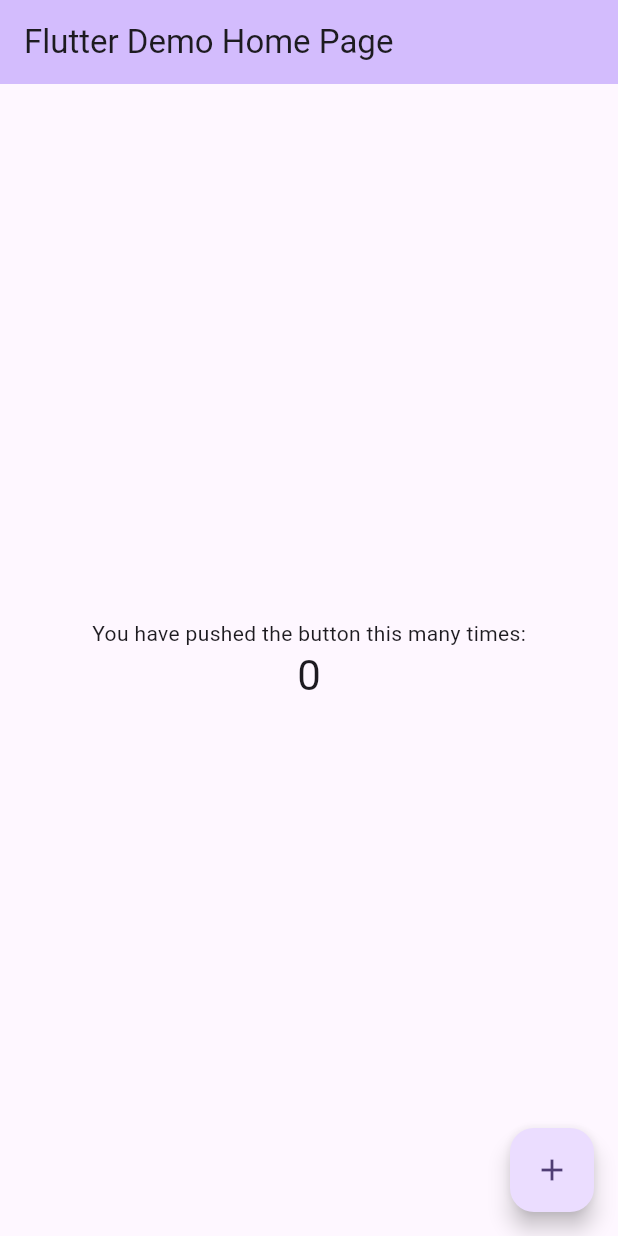
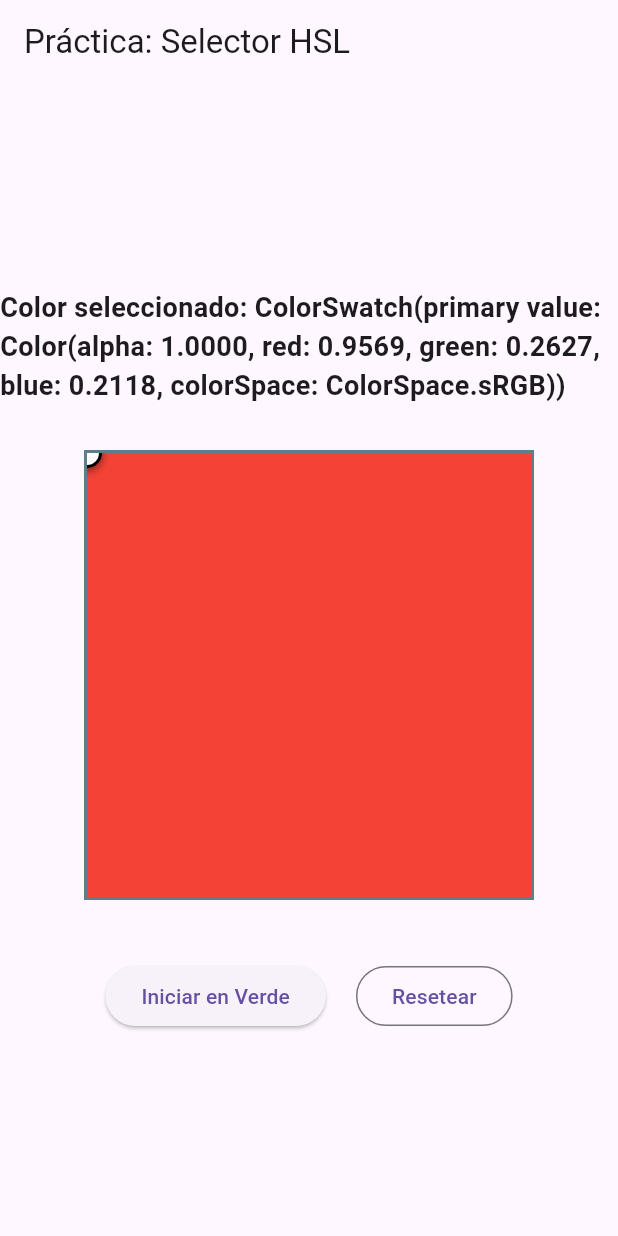
Before and after one commit to Xoscolate/selector_colores_GUI, a Flutter app: the screen it shows after launch, on a phone screen of 412 x 824 dp. Run offline on Flutter 3.47's test engine with Material 3 defaults, Android fonts, the phone set to English and light mode, and no system bars.

Commit message:
estructura base

```diff
--- a/lib/main.dart
+++ b/lib/main.dart
@@ -1,122 +1,37 @@
 import 'package:flutter/material.dart';
+import 'package:provider/provider.dart';
 
+import 'models/selector_colores_estado.dart';
+import 'viewmodels/selector_colores_viewmodel.dart';
+import 'views/pantalla.dart';
+
+/// Función principal que arranca la aplicación Flutter.
 void main() {
-  runApp(const MyApp());
+  runApp(
+    // 1. Envolvemos la app en el Provider para la arquitectura MVVM
+    ChangeNotifierProvider(
+      create: (context) {
+        // 2. Instanciamos el estado inicial (Desacoplamiento)
+        const estadoInicial = ColorSelectorState();
+        // 3. Inyectamos el estado en el ViewModel
+        return ColorSelectorViewModel(estadoInicial);
+      },
+      child: const MiAppSelectorColor(),
+    ),
+  );
 }
 
-class MyApp extends StatelessWidget {
-  const MyApp({super.key});
+/// Widget raíz de la aplicación.
+class MiAppSelectorColor extends StatelessWidget {
+  const MiAppSelectorColor({super.key});
 
-  // This widget is the root of your application.
   @override
   Widget build(BuildContext context) {
     return MaterialApp(
-      title: 'Flutter Demo',
-      theme: ThemeData(
-        // This is the theme of your application.
-        //
-        // TRY THIS: Try running your application with "flutter run". You'll see
-        // the application has a purple toolbar. Then, without quitting the app,
-        // try changing the seedColor in the colorScheme below to Colors.green
-        // and then invoke "hot reload" (save your changes or press the "hot
-        // reload" button in a Flutter-supported IDE, or press "r" if you used
-        // the command line to start the app).
-        //
-        // Notice that the counter didn't reset back to zero; the application
-        // state is not lost during the reload. To reset the state, use hot
-        // restart instead.
-        //
-        // This works for code too, not just values: Most code changes can be
-        // tested with just a hot reload.
-        colorScheme: ColorScheme.fromSeed(seedColor: Colors.deepPurple),
-      ),
-      home: const MyHomePage(title: 'Flutter Demo Home Page'),
+      title: 'Selector de Color HSL',
+      theme: ThemeData(primarySwatch: Colors.blue),
+      // Cargamos la pantalla principal que crearemos a continuación
+      home: const MainScreen(),
     );
   }
 }
-
-class MyHomePage extends StatefulWidget {
-  const MyHomePage({super.key, required this.title});
-
-  // This widget is the home page of your application. It is stateful, meaning
-  // that it has a State object (defined below) that contains fields that affect
-  // how it looks.
-
-  // This class is the configuration for the state. It holds the values (in this
-  // case the title) provided by the parent (in this case the App widget) and
-  // used by the build method of the State. Fields in a Widget subclass are
-  // always marked "final".
-
-  final String title;
-
-  @override
-  State<MyHomePage> createState() => _MyHomePageState();
-}
-
-class _MyHomePageState extends State<MyHomePage> {
-  int _counter = 0;
-
-  void _incrementCounter() {
-    setState(() {
-      // This call to setState tells the Flutter framework that something has
-      // changed in this State, which causes it to rerun the build method below
-      // so that the display can reflect the updated values. If we changed
-      // _counter without calling setState(), then the build method would not be
-      // called again, and so nothing would appear to happen.
-      _counter++;
-    });
-  }
-
-  @override
-  Widget build(BuildContext context) {
-    // This method is rerun every time setState is called, for instance as done
-    // by the _incrementCounter method above.
-    //
-    // The Flutter framework has been optimized to make rerunning build methods
-    // fast, so that you can just rebuild anything that needs updating rather
-    // than having to individually change instances of widgets.
-    return Scaffold(
-      appBar: AppBar(
-        // TRY THIS: Try changing the color here to a specific color (to
-        // Colors.amber, perhaps?) and trigger a hot reload to see the AppBar
-        // change color while the other colors stay the same.
-        backgroundColor: Theme.of(context).colorScheme.inversePrimary,
-        // Here we take the value from the MyHomePage object that was created by
-        // the App.build method, and use it to set our appbar title.
-        title: Text(widget.title),
-      ),
-      body: Center(
-        // Center is a layout widget. It takes a single child and positions it
-        // in the middle of the parent.
-        child: Column(
-          // Column is also a layout widget. It takes a list of children and
-          // arranges them vertically. By default, it sizes itself to fit its
-          // children horizontally, and tries to be as tall as its parent.
-          //
-          // Column has various properties to control how it sizes itself and
-          // how it positions its children. Here we use mainAxisAlignment to
-          // center the children vertically; the main axis here is the vertical
-          // axis because Columns are vertical (the cross axis would be
-          // horizontal).
-          //
-          // TRY THIS: Invoke "debug painting" (choose the "Toggle Debug Paint"
-          // action in the IDE, or press "p" in the console), to see the
-          // wireframe for each widget.
-          mainAxisAlignment: MainAxisAlignment.center,
-          children: <Widget>[
-            const Text('You have pushed the button this many times:'),
-            Text(
-              '$_counter',
-              style: Theme.of(context).textTheme.headlineMedium,
-            ),
-          ],
-        ),
-      ),
-      floatingActionButton: FloatingActionButton(
-        onPressed: _incrementCounter,
-        tooltip: 'Increment',
-        child: const Icon(Icons.add),
-      ), // This trailing comma makes auto-formatting nicer for build methods.
-    );
-  }
-}
--- /dev/null
+++ b/lib/models/selector_colores_estado.dart
@@ -0,0 +1,28 @@
+import 'package:flutter/material.dart';
+
+class ColorSelectorState {
+  final double posX; //posicion x del puntero
+
+  final double posY; //posicion y del puntero
+
+  final Color currentColor; //color actual
+
+  const ColorSelectorState({
+    this.posX = 0.0,
+    this.posY = 0.0,
+    this.currentColor = Colors.red, // color inicial
+  });
+
+
+  ColorSelectorState copyWith({
+    double? posX,
+    double? posY,
+    Color? currentColor,
+  }) {
+    return ColorSelectorState(
+      posX: posX ?? this.posX,
+      posY: posY ?? this.posY,
+      currentColor: currentColor ?? this.currentColor,
+    );
+  }
+}
--- /dev/null
+++ b/lib/viewmodels/selector_colores_viewmodel.dart
@@ -0,0 +1,45 @@
+import 'package:flutter/material.dart';
+import '../models/selector_colores_estado.dart';
+
+/// ViewModel que actúa como cerebro para el Selector de Color HSL.
+/// Hereda de ChangeNotifier para avisar a la interfaz cuando hay cambios.
+class ColorSelectorViewModel extends ChangeNotifier {
+
+  /// Instancia privada del modelo de estado actual.
+  ColorSelectorState _state;
+
+  /// Constructor que recibe el estado inicial para mantener el desacoplamiento.
+  ColorSelectorViewModel(this._state);
+
+  /// Getter público para que la vista pueda leer el estado actual.
+  ColorSelectorState get state => _state;
+
+  /// Método para seleccionar un color nuevo y actualizar la posición del puntero.
+  /// Este método responderá al callback [onColorSelect] de tu widget.
+  void selectColor(Color newColor, double x, double y) {
+    // 1. Copiamos el estado actual y le cambiamos el color y las coordenadas
+    _state = _state.copyWith(
+      currentColor: newColor,
+      posX: x,
+      posY: y,
+    );
+    // 2. Avisamos a Flutter para que redibuje la pantalla
+    notifyListeners();
+  }
+
+  /// Método para reiniciar el componente a sus valores por defecto.
+  /// Este método responderá al callback [onReset].
+  void resetSelector() {
+    _state = const ColorSelectorState(); // Volvemos a la "foto" por defecto
+    notifyListeners();
+  }
+
+  /// Método para inicializar el selector partiendo de un color específico.
+  /// Este método responderá al callback [onStartFrom].
+  void startFromColor(Color startColor) {
+    // Aquí solo cambiamos el color, las coordenadas podrían necesitar
+    // un cálculo matemático inverso en el futuro.
+    _state = _state.copyWith(currentColor: startColor);
+    notifyListeners();
+  }
+}
--- /dev/null
+++ b/lib/views/pantalla.dart
@@ -0,0 +1,83 @@
+import 'package:flutter/material.dart';
+import 'package:provider/provider.dart';
+
+import '../viewmodels/selector_colores_viewmodel.dart';
+import '../widgets/selector_colores_widget.dart';
+
+/// Pantalla principal que muestra el Selector de Color y reacciona a los cambios.
+class MainScreen extends StatelessWidget {
+  const MainScreen({super.key});
+
+  @override
+  Widget build(BuildContext context) {
+    // 1. LECTURA DEL ESTADO: Nos suscribimos al ViewModel
+    // Si el VM hace notifyListeners(), este build se vuelve a ejecutar.
+    final vm = context.watch<ColorSelectorViewModel>();
+
+    return Scaffold(
+      appBar: AppBar(
+        title: const Text('Práctica: Selector HSL'),
+      ),
+      body: Center(
+        child: Column(
+          mainAxisAlignment: MainAxisAlignment.center,
+          children: [
+            // Texto de Feedback leyendo datos en tiempo real
+            Text(
+              "Color seleccionado: ${vm.state.currentColor.toString()}",
+              style: const TextStyle(fontSize: 18, fontWeight: FontWeight.bold),
+            ),
+            const SizedBox(height: 30),
+
+            // 2. INSTANCIAMOS TU CUSTOM WIDGET
+            ColorSelectorWidget(
+              // Pasamos el modelo de estado obligatorio
+              state: vm.state,
+
+              // Parámetros de estilo
+              size: 300,
+              borderColor: Colors.blueGrey,
+
+              // 3. ENLAZAMOS LOS CALLBACKS AL VIEWMODEL
+              // a) onColorSelect(Color color) exigido por el enunciado
+              onColorSelect: (Color nuevoColor) {
+                // Aquí llamamos al ViewModel. (Le pasamos unas coordenadas de
+                // ejemplo temporalmente hasta que programemos la captura real).
+                vm.selectColor(nuevoColor, 150.0, 150.0);
+              },
+
+              // b) onReset() exigido por el enunciado
+              onReset: () {
+                vm.resetSelector();
+              },
+
+              // c) onStartFrom(Color color) exigido por el enunciado
+              onStartFrom: (Color colorInicial) {
+                vm.startFromColor(colorInicial);
+              },
+            ),
+
+            const SizedBox(height: 40),
+
+            // Botones de prueba para forzar los callbacks manualmente
+            // antes de programar los clics en el propio cuadrado.
+            Row(
+              mainAxisAlignment: MainAxisAlignment.center,
+              children: [
+                ElevatedButton(
+                  onPressed: () => vm.startFromColor(Colors.green),
+                  child: const Text("Iniciar en Verde"),
+                ),
+                const SizedBox(width: 20),
+                OutlinedButton(
+                  onPressed: () => vm.resetSelector(),
+                  child: const Text("Resetear"),
+                ),
+              ],
+            )
+          ],
+        ),
+      ),
+    );
+  }
+}
--- /dev/null
+++ b/lib/widgets/selector_colores_widget.dart
@@ -0,0 +1,86 @@
+import 'package:flutter/material.dart';
+import '../models/selector_colores_estado.dart';
+
+/// Custom Widget que permite seleccionar un color HSL interactuando con un puntero.
+class ColorSelectorWidget extends StatelessWidget {
+
+  /// 1. Objeto de Estado inmutable obligatorio (RA 3.3).
+  final ColorSelectorState state;
+
+  /// 2. Parámetro de estilo opcional: Tamaño del cuadrado del selector.
+  final double size;
+
+  /// 2. Parámetro de estilo opcional: Color de la vora del selector.
+  final Color borderColor;
+
+  /// 3. Callback que se dispara cuando el usuario selecciona un nuevo color.
+  final Function(Color) onColorSelect;
+
+  /// 3. Callback que reinicia el estado del widget a los valores por defecto.
+  final VoidCallback onReset;
+
+  /// 3. Callback que inicia el selector partiendo de un color concreto.
+  final Function(Color) onStartFrom;
+
+  /// Constructor principal del Custom Widget.
+  const ColorSelectorWidget({
+    super.key,
+    required this.state,
+    this.size = 300.0,
+    this.borderColor = Colors.black,
+    required this.onColorSelect,
+    required this.onReset,
+    required this.onStartFrom,
+  });
+
+  @override
+  Widget build(BuildContext context) {
+    // GestureDetector nos permitirá detectar clics y arrastres del ratón/dit.
+    return GestureDetector(
+      // onTapDown detecta el momento exacto en el que el usuario hace clic.
+      onTapDown: (TapDownDetails details) {
+        // Aquí en el futuro capturaremos las coordenadas para enviarlas por callback.
+      },
+      // Container delimita el tamaño total basado en el parámetro de estilo.
+      child: Container(
+        width: size,
+        height: size,
+        decoration: BoxDecoration(
+          border: Border.all(color: borderColor, width: 2),
+        ),
+        // Stack nos permite apilar el fondo y el puntero en coordenadas locales.
+        child: Stack(
+          fit: StackFit.expand,
+          children: [
+            // CAPA 1: El fondo. Temporalmente pondremos el color del estado.
+            // Más adelante aquí irá un gradiente HSL complejo.
+            Container(color: state.currentColor),
+
+            // CAPA 2: El marcador/puntero.
+            Positioned(
+              // Restamos la mitad del tamaño del marcador (10) para centrarlo en la coordenada
+              left: state.posX - 10,
+              top: state.posY - 10,
+              child: Container(
+                width: 20,
+                height: 20,
+                decoration: BoxDecoration(
+                  color: Colors.white,
+                  shape: BoxShape.circle, // Dibuja un círculo perfecto
+                  border: Border.all(color: Colors.black, width: 2),
+                  boxShadow: [
+                    BoxShadow(
+                      color: Colors.black.withValues(alpha:0.5),
+                      blurRadius: 4,
+                      offset: const Offset(0, 2),
+                    ),
+                  ],
+                ),
+              ),
+            ),
+          ],
+        ),
+      ),
+    );
+  }
+}
```
Also changed, not shown: pubspec.yaml (+6 -4 lines), pubspec.lock, 1 other file.
